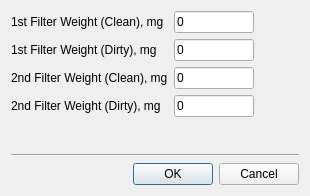
The window that Qr49/filtermassdialog.ui (pa23/r49) describes before a commit, drawn with Qt 5.
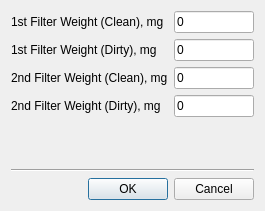
The same window after the commit. Icons and pictures are not drawn.

What changed in the file:
```diff
--- a/Qr49/filtermassdialog.ui
+++ b/Qr49/filtermassdialog.ui
@@ -24,6 +24,9 @@
     <normaloff>:/icons/toxic.png</normaloff>:/icons/toxic.png</iconset>
   </property>
   <layout class="QVBoxLayout" name="verticalLayout">
+   <property name="sizeConstraint">
+    <enum>QLayout::SetFixedSize</enum>
+   </property>
    <item>
     <layout class="QFormLayout" name="formLayout">
      <item row="0" column="0">
```
